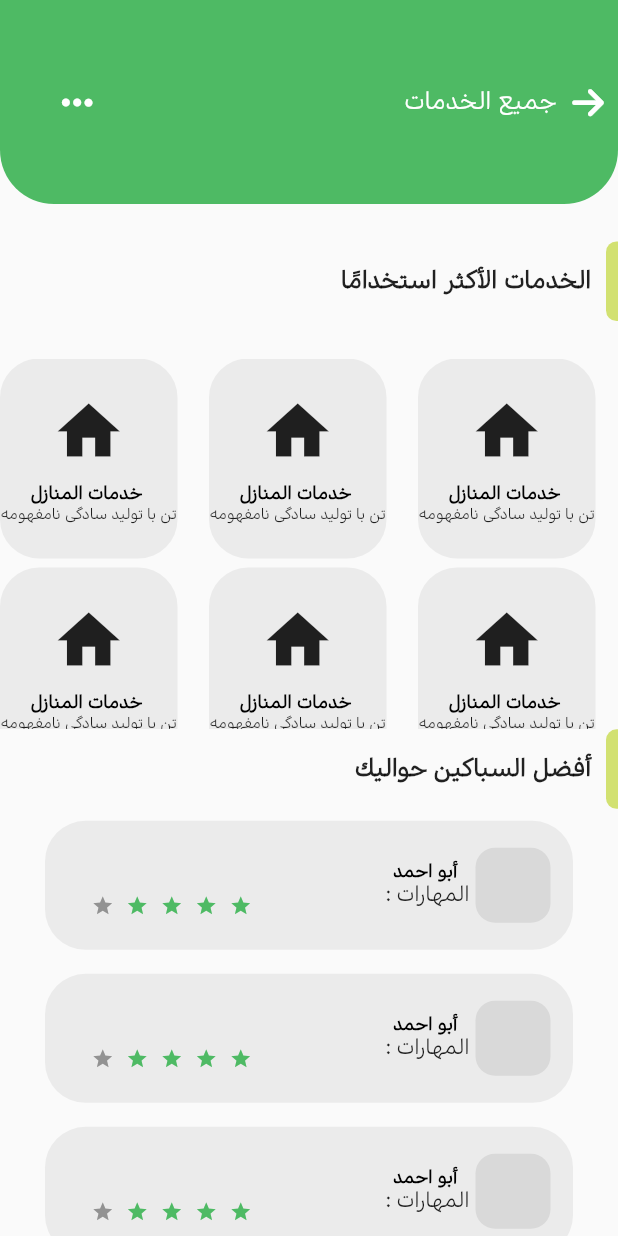
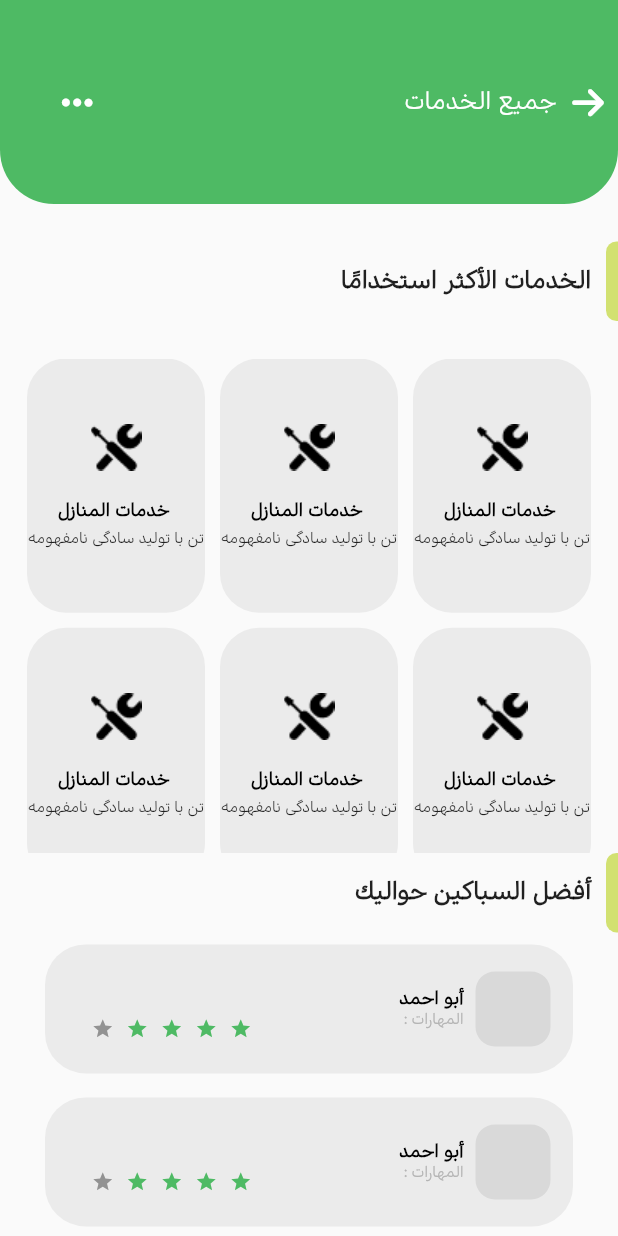
Before and after one commit to git-push-masters/ay-khedma-mobile, a Flutter app: the screen it shows after launch, on a phone screen of 412 x 824 dp. Run offline on Flutter 3.47's test engine with Material 2 defaults, Android fonts, the phone set to English and light mode, and no system bars; drawn by our look-alikes of flutter_rating_bar; our stand-ins replace bloc, dartz, dio, equatable, flutter_bloc, font_awesome_flutter and 6 more; accounts and stored records are empty.

Commit message:
refactor all services view

```diff
--- a/lib/features/home/presentation/views/widgets/components/all_services_components/most_used_services.dart
+++ b/lib/features/home/presentation/views/widgets/components/all_services_components/most_used_services.dart
@@ -11,36 +11,31 @@ class MostUsedServices extends StatelessWidget {
       {super.key,
       required this.title,
       required this.subtitle,
-      required this.cstuomicon});
+      required this.image});
   final String title;
   final String subtitle;
-  final IconData cstuomicon;
+  final String image;
 
   @override
   Widget build(BuildContext context) {
     return
-     Padding(
-              padding: const EdgeInsets.only(right: 15),
-              child: Container(
-                height: 133,
-                width: 108,
-                decoration: BoxDecoration(
-                    color: AppColors.kSmallContainersColor,
-                    borderRadius: BorderRadius.circular(26)),
-                child: Column(
+     Container(
+       decoration: BoxDecoration(
+           color: AppColors.kSmallContainersColor,
+           borderRadius: BorderRadius.circular(26)),
+       child: Column(
       mainAxisAlignment: MainAxisAlignment.center,
       children: [
-         Icon(
-          cstuomicon ,
-          size: 50,
-        ),
+         Image.asset(image, color: Colors.black,),
         const SizedBox(
           height: 10,
         ),
+        const SizedBox(height: 10,),
         Text(
           title,
           style: Styles.textStyle12.copyWith(fontWeight: FontWeight.bold),
         ),
+        const SizedBox(height: 5,),
          Text(
           subtitle,
           style: const TextStyle(fontSize: 10),
@@ -49,8 +44,7 @@ class MostUsedServices extends StatelessWidget {
         )
       ],
     ),
-              ),
-            );
+     );
 
   }
 }
--- a/lib/features/home/presentation/views/widgets/components/all_services_components/sections/all_services_bottom.dart
+++ b/lib/features/home/presentation/views/widgets/components/all_services_components/sections/all_services_bottom.dart
@@ -1,11 +1,5 @@
-import 'package:ay_khedma/core/utils/colors.dart';
-import 'package:ay_khedma/core/utils/styles.dart';
 import 'package:ay_khedma/features/home/presentation/views/widgets/components/all_services_components/sections/user_inf_rating.dart';
 import 'package:flutter/material.dart';
-import 'package:flutter/src/widgets/framework.dart';
-import 'package:flutter/src/widgets/placeholder.dart';
-import 'package:flutter_rating_bar/flutter_rating_bar.dart';
-
 import '../../../../../../../../core/helper/header_user_information.dart';
 
 class AllServiceBottom extends StatelessWidget {
@@ -18,12 +12,28 @@ class AllServiceBottom extends StatelessWidget {
          HeaderUserInformation(
           titleinfo: 'أفضل السباكين حواليك',
         ),
-        UserInfoRating(),
-        UserInfoRating(),
-        UserInfoRating(),
-        UserInfoRating(),
-        UserInfoRating(),
+        UserInfoAndRating(),
       ],
     );
   }
 }
+
+class UserInfoAndRating extends StatelessWidget {
+  const UserInfoAndRating ({super.key});
+
+  @override
+  Widget build(BuildContext context) {
+    return Padding(
+      padding: const EdgeInsets.symmetric(horizontal: 16),
+      child: Column(
+        children:const [
+          UserInfoRating(),
+          UserInfoRating(),
+          UserInfoRating(),
+          UserInfoRating(),
+          UserInfoRating(),
+        ],
+      ),
+    );
+  }
+}
--- a/lib/features/home/presentation/views/widgets/components/all_services_components/sections/all_services_center.dart
+++ b/lib/features/home/presentation/views/widgets/components/all_services_components/sections/all_services_center.dart
@@ -1,3 +1,4 @@
+import 'package:ay_khedma/core/utils/assets.dart';
 import 'package:ay_khedma/core/utils/styles.dart';
 import 'package:flutter/material.dart';
 import 'package:flutter/src/widgets/framework.dart';
@@ -12,28 +13,28 @@ class AllServicesCenter extends StatelessWidget {
 
   @override
   Widget build(BuildContext context) {
-    return SizedBox(
-      height: Get.height*.3,
+    return Padding(
+      padding: const EdgeInsets.symmetric(horizontal: 18),
+      child: SizedBox(
+        height: Get.height*.4,
         width: Get.width,
         child: GridView.builder(
+          physics:const NeverScrollableScrollPhysics(),
           itemCount: 6,
             gridDelegate:
                 const SliverGridDelegateWithFixedCrossAxisCount(
-
-                mainAxisSpacing: 6,
-            crossAxisSpacing:6,
+                  mainAxisSpacing: 10,
+              crossAxisSpacing:10,
+              childAspectRatio: .7,
                   crossAxisCount: 3),
             itemBuilder: (context, index) {
-            return SizedBox(
-              height: 155,
-                width: Get.width,
-              child: const MostUsedServices(
+              return const MostUsedServices(
                 title: " خدمات المنازل",
                 subtitle: "تن با تولید سادگی نامفهومه",
-                cstuomicon: Icons.home,
-              ),
+                image: AssetsData.serviceIte,
               );
             }),
+      ),
     );
 
     //Row(
--- a/lib/features/home/presentation/views/widgets/components/all_services_components/sections/user_inf_rating.dart
+++ b/lib/features/home/presentation/views/widgets/components/all_services_components/sections/user_inf_rating.dart
@@ -1,7 +1,4 @@
-import 'package:flutter/cupertino.dart';
 import 'package:flutter/material.dart';
-import 'package:flutter/src/widgets/framework.dart';
-import 'package:flutter/src/widgets/placeholder.dart';
 import 'package:flutter_rating_bar/flutter_rating_bar.dart';
 
 import '../../../../../../../../core/utils/colors.dart';
@@ -12,7 +9,8 @@ class UserInfoRating extends StatelessWidget {
 
   @override
   Widget build(BuildContext context) {
-    return Stack(children: [
+    return Stack(
+      children: [
         Padding(
           padding: const EdgeInsets.all(8.0),
           child: Container(
@@ -25,7 +23,8 @@ class UserInfoRating extends StatelessWidget {
               mainAxisAlignment: MainAxisAlignment.start,
               children: [
                 Padding(
-                    padding: const EdgeInsets.only(top: 18,bottom: 18,right: 15),
+                  padding:
+                      const EdgeInsets.only(top: 18, bottom: 18, right: 15),
                   child: Container(
                     height: 50,
                     width: 50,
@@ -34,16 +33,22 @@ class UserInfoRating extends StatelessWidget {
                         color: AppColors.kOutLineBorder),
                   ),
                 ),
-                 //
+                const SizedBox(
+                  width: 8,
+                ),
                 Column(
                   mainAxisAlignment: MainAxisAlignment.center,
+                  crossAxisAlignment: CrossAxisAlignment.start,
                   children: [
-                      Text("أبو احمد",style: Styles.textStyle12.copyWith(fontWeight: FontWeight.bold),),
-                       const Text(" المهارات :  "),
-                       //const SizedBox(width: 100,),
-
-
-
+                    Text(
+                      "أبو احمد",
+                      style: Styles.textStyle12
+                          .copyWith(fontWeight: FontWeight.bold),
+                    ),
+                    Text("المهارات :  ",
+                        style: Styles.textStyle12.copyWith(
+                            color: AppColors.kTextFieldHintColor,
+                            fontSize: 10)),
                   ],
                 )
               ],
@@ -56,7 +61,7 @@ class UserInfoRating extends StatelessWidget {
           child: RatingBar.builder(
             itemSize: 15,
             initialRating: 4,
-            minRating: 5  ,
+            minRating: 5,
             direction: Axis.horizontal,
             allowHalfRating: true,
             itemCount: 5,
@@ -69,7 +74,6 @@ class UserInfoRating extends StatelessWidget {
           ),
         ),
       ],
-
     );
   }
 }
```
Lines whose indentation alone changed are shown as unchanged.
